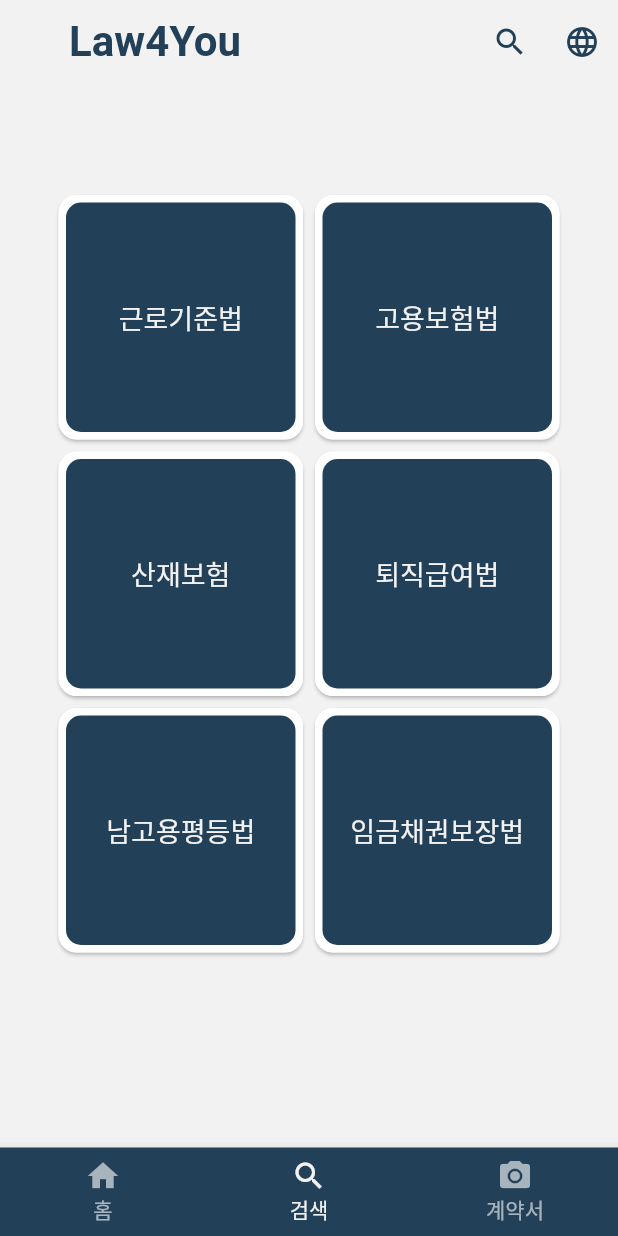
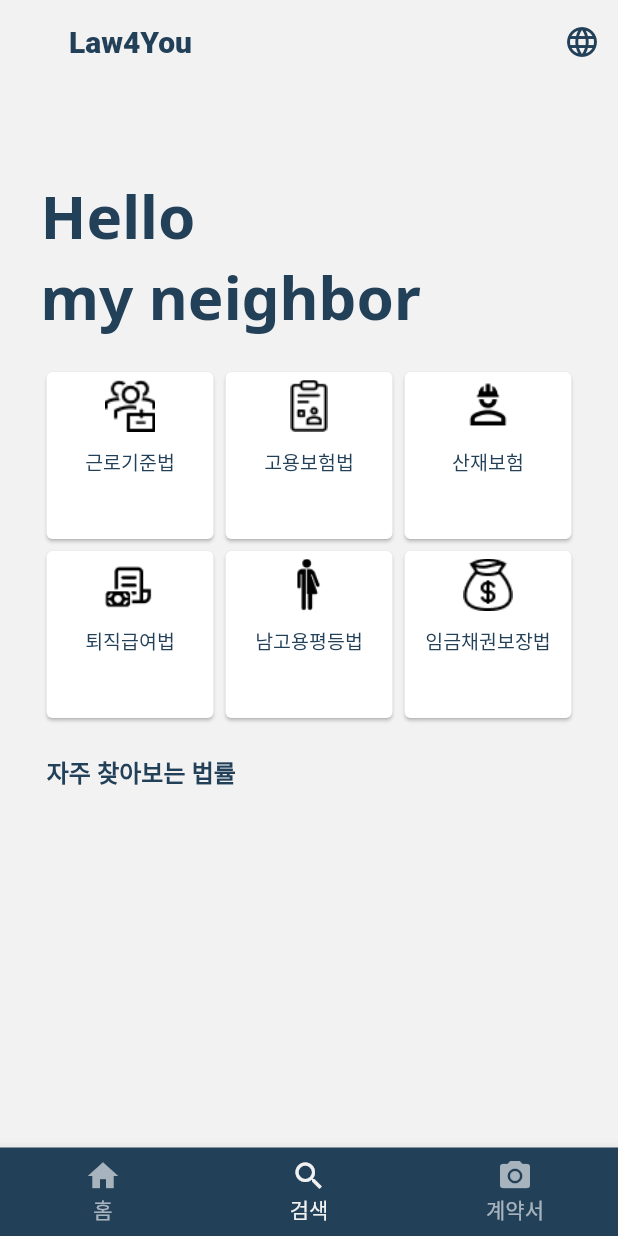
Before and after one commit to GDSC-SWU/2023-MigrantLaw-SolutionChallenge, a Flutter app: the screen it shows after launch, item 2 of the bottom bar chosen, on a phone screen of 412 x 824 dp. Run offline on Flutter 3.47's test engine with Material 2 defaults, Android fonts, the phone set to English and light mode, and no system bars.

Commit message:
feat: 홈 UI 90% 완료

```diff
--- a/frontend/lib/home/screen/home_detail_page.dart
+++ b/frontend/lib/home/screen/home_detail_page.dart
@@ -55,7 +55,8 @@ class _HomeDetailPageState extends State<HomeDetailPage> {
                 labelStyle: TextStyle(
                     fontFamily: "NotoSans",
                     fontSize: 16,
-                    fontWeight: FontWeight.w500),
+                    fontWeight: FontWeight.w500,
+                ),
                 isScrollable: true,
                 tabs: tabs,
               ),
@@ -87,7 +88,7 @@ class _HomeDetailPageState extends State<HomeDetailPage> {
                                       color: BODY_TEXT_COLOR2,
                                       fontFamily: "NotoSans",
                                       fontSize: 15,
-                                      fontWeight: FontWeight.w400),
+                                      fontWeight: FontWeight.w400,),
                                 ),
                               ),
                             ),
--- a/frontend/lib/home/screen/home_sceen.dart
+++ b/frontend/lib/home/screen/home_sceen.dart
@@ -10,11 +10,12 @@ class HomeScreen extends StatelessWidget {
     return Scaffold(
       appBar: AppBar(
         actions: [
-          IconButton(onPressed: () {}, icon: const Icon(Icons.search)),
           IconButton(
             onPressed: () {
+              print("language icon clicked");
             },
-              icon: const Icon(Icons.language)),
+            icon: const Icon(Icons.language),
+          ),
         ],
         elevation: 0,
         centerTitle: false,
@@ -30,16 +31,47 @@ class HomeScreen extends StatelessWidget {
           child: const Text(
             "Law4You",
             style: TextStyle(
-              fontSize: 28.0,
-              fontWeight: FontWeight.w700,
+              fontSize: 20.0,
+              fontWeight: FontWeight.w800,
             ),
           ),
         ),
       ),
       backgroundColor: BODY_TEXT_COLOR,
       body: Padding(
-        padding: const EdgeInsets.symmetric(horizontal: 35.0, vertical: 70.0),
-        child: _Body(),
+        padding: const EdgeInsets.symmetric(horizontal: 27.0, vertical: 60.0),
+        child: Column(
+          children: [
+            _Head(),
+            SizedBox(height: 20.0),
+            _Body(),
+            SizedBox(height: 20.0),
+            _Bottom(),
+          ],
+        ),
+      ),
+    );
+  }
+}
+
+class _Head extends StatelessWidget {
+  const _Head({Key? key}) : super(key: key);
+
+  @override
+  Widget build(BuildContext context) {
+    return Container(
+      child: Row(
+        mainAxisAlignment: MainAxisAlignment.start,
+        children: [
+          Text(
+            "Hello\nmy neighbor",
+            style: TextStyle(
+              color: PRIMARY_COLOR,
+              fontSize: 40.0,
+              fontWeight: FontWeight.w700,
+            ),
+          ),
+        ],
       ),
     );
   }
@@ -51,8 +83,8 @@ class _Body extends StatelessWidget {
   @override
   // 텍스트 스타일
   final textStyle = TextStyle(
-    color: BODY_TEXT_COLOR,
-    fontSize: 18.0,
+    color: PRIMARY_COLOR,
+    fontSize: 13.0,
     fontWeight: FontWeight.w500,
   );
 
@@ -65,45 +97,90 @@ class _Body extends StatelessWidget {
     '임금채권보장법',
   ];
 
+  final imgList = <String> [
+    'labor_standards.png',
+    'employment_insurance.png',
+    'safety_insurance.png',
+    'retirement.png',
+    'equality.png',
+    'wage_claim.png',
+  ];
+
+  @override
   Widget build(BuildContext context) {
-    return GridView.count(
+    return Container(
+      color: BODY_TEXT_COLOR,
+      child: GridView.count(
+        shrinkWrap: true,
         physics: const NeverScrollableScrollPhysics(),
-      crossAxisCount: 2,
+        crossAxisCount: 3,
         children: List.generate(
           6,
           (index) {
             return Card(
-            shape: RoundedRectangleBorder(
-              side: BorderSide(
-                color: Theme.of(context).colorScheme.outline,
-              ),
-              borderRadius: const BorderRadius.all(Radius.circular(12)),
-            ),
               child: InkWell(
                 onTap: () {
-                Navigator.of(context).push(
-                    MaterialPageRoute(builder: (BuildContext context) {
-                  return HomeDetailPage(whatPage: index,);
+                  Navigator.of(context)
+                      .push(MaterialPageRoute(builder: (BuildContext context) {
+                    return HomeDetailPage(
+                      whatPage: index,
+                    );
                   }));
                 },
                 child: Container(
                   alignment: Alignment.center,
-                width: MediaQuery.of(context).size.width,
-                decoration: BoxDecoration(
-                  color: PRIMARY_COLOR,
-                  borderRadius: BorderRadius.circular(10.0),
+                  //width: MediaQuery.of(context).size.width,
+                  margin: EdgeInsets.all(5.0),
+                  width: 100.00,
+                  height: 100.00,
+                  child: Column(
+                    children: [
+                      Container(
+                        child: Image.asset(
+                          'assets/images/${imgList[index]}',
+                          height: 35.0,
+                          fit: BoxFit.fill,
                         ),
-                margin: EdgeInsets.all(5.0),
-                child: Text(
+                      ),
+                      SizedBox(height: 10.0),
+                      Text(
                         cardNameList[index],
                         textAlign: TextAlign.center,
                         style: textStyle,
+                      ),
+                    ],
                   ),
                 ),
               ),
             );
           },
         ),
+      ),
     );
   }
 }
+
+class _Bottom extends StatelessWidget {
+  const _Bottom({Key? key}) : super(key: key);
+
+  @override
+  Widget build(BuildContext context) {
+    return Column(
+      children: [
+        Row(
+          mainAxisAlignment: MainAxisAlignment.start,
+          children: [
+            Text(
+              " 자주 찾아보는 법률 ",
+              style: TextStyle(
+                color: PRIMARY_COLOR,
+                fontSize: 16.0,
+                fontWeight: FontWeight.w600,
+              ),
+            ),
+          ],
+        )
+      ],
+    );
+  }
+}
```
Also changed, not shown: frontend/pubspec.yaml (+6 -1 lines), frontend/assets/images/employment_insurance.png (added), frontend/assets/images/equality.png (added), frontend/assets/images/labor_standards.png (added), frontend/assets/images/retirement.png (added), frontend/assets/images/safety_insurance.png (added), frontend/assets/images/wage_claim.png (added), 10 other files. Lines whose indentation alone changed are shown as unchanged.
